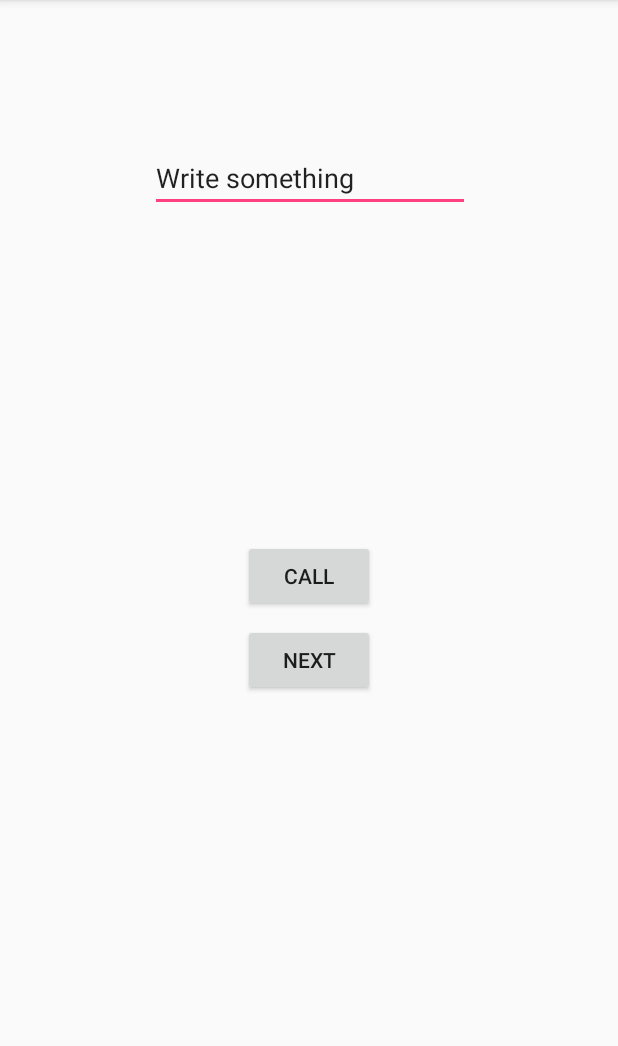
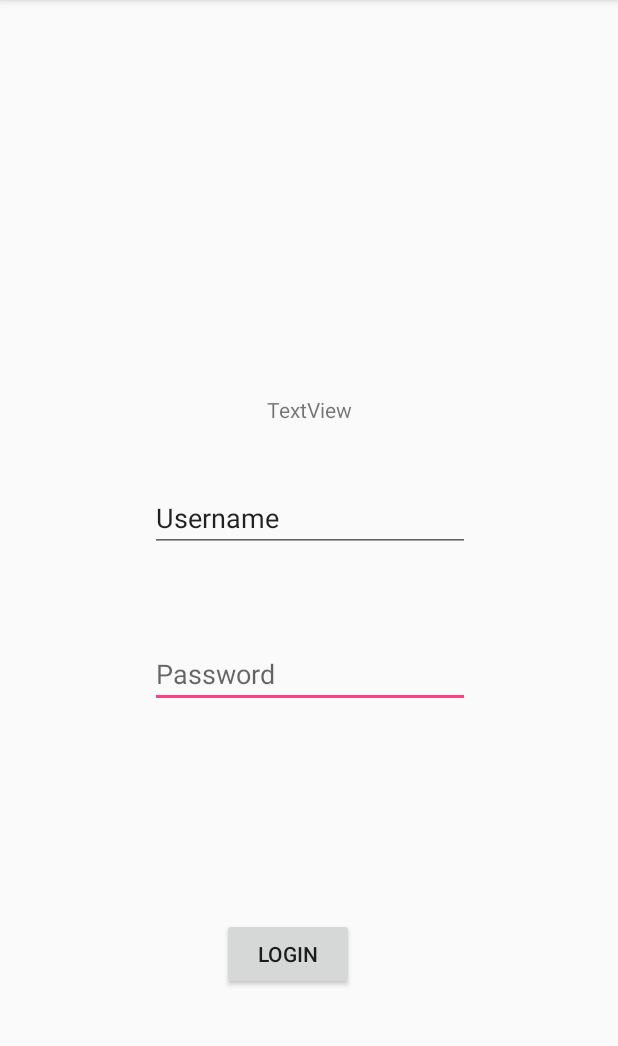
Before and after one commit to paulamanz/NewsAssignment, an Android app: the screen it shows after launch (MainActivity), on a phone screen of 412 x 824 dp, the part 84-1130 px from its top. Run offline under Robolectric (Android 15) with nearby library versions, the phone set to English and light mode, and no system bars.

Commit message:
20/12/2018 Async Task preparing for the login

```diff
--- a/app/build.gradle
+++ b/app/build.gradle
@@ -26,4 +26,5 @@ dependencies {
     androidTestImplementation 'com.android.support.test:runner:1.0.2'
     androidTestImplementation 'com.android.support.test.espresso:espresso-core:3.0.2'
     implementation files('libs/json.jar')
+    implementation 'com.android.support:design:28.0.0'
 }
--- a/app/src/main/java/com/eit/paulamanz/firstapp/MainActivity.java
+++ b/app/src/main/java/com/eit/paulamanz/firstapp/MainActivity.java
@@ -2,58 +2,38 @@ package com.eit.paulamanz.firstapp;
 
 import android.content.Context;
 import android.content.Intent;
+import android.content.SharedPreferences;
 import android.net.Uri;
 import android.support.v7.app.AppCompatActivity;
 import android.os.Bundle;
 import android.view.View;
 import android.widget.Button;
 import android.widget.EditText;
+import android.widget.TextView;
 import android.widget.Toast;
 
 public class MainActivity extends AppCompatActivity {
 
+    public static Context myContext = null;
+    public static TextView txt; // temporal, para ver los resultados
+    SharedPreferences preferencia = null;
 
 
     @Override
     protected void onCreate(Bundle savedInstanceState) {
         super.onCreate(savedInstanceState);
         setContentView(R.layout.activity_main);
-
-
-        Button b = findViewById(R.id.firstbutton);
-        Button bnext = findViewById(R.id.nextbutton);
-        final EditText tel = findViewById(R.id.firsttext);
-
-        b.setOnClickListener(new View.OnClickListener() {
+        myContext = this;
+        preferencia = getSharedPreferences("MiPreferencia",Context.MODE_PRIVATE);
+        // para bajar datos de la pagina web
+        Button b = findViewById(R.id.loginButton);
+        txt = findViewById(R.id.textView);
+        b.setOnClickListener(new View.OnClickListener(){
             @Override
             public void onClick(View view) {
-              //  Context context = getApplicationContext();
-              //  CharSequence text = txt.getText();
-               // int duration = Toast.LENGTH_SHORT;
-
-               // Toast toast = Toast.makeText(context, text, duration);
-               // toast.show();
-
-                Intent intent = new Intent(Intent.ACTION_DIAL);
-                intent.setData(Uri.parse("tel:" + tel));
-                if (intent.resolveActivity(getPackageManager()) != null) {
-                    startActivity(intent);
-                }
-
+                AsyncTaskLog task = new AsyncTaskLog();
+                task.execute(new String[]{"https://www.marca.com/"});
             }
         });
-
-
-       bnext.setOnClickListener(new View.OnClickListener() {
-           @Override
-           public void onClick(View view) {
-               Intent myIntent = new Intent(getApplicationContext(),
-                       AboutUs.class);
-               myIntent.putExtra("parameter_1", 34);
-               myIntent.putExtra("parameter_2", "Hello World");
-               MainActivity.this.startActivity(myIntent);
-           }
-       });
-
     }
 }
--- a/app/src/main/res/layout/activity_main.xml
+++ b/app/src/main/res/layout/activity_main.xml
@@ -6,51 +6,70 @@
     android:layout_height="match_parent"
     tools:context=".MainActivity">
 
-    <Button
-        android:id="@+id/firstbutton"
+    <TextView
+        android:id="@+id/textView"
         android:layout_width="wrap_content"
         android:layout_height="wrap_content"
-        android:layout_marginBottom="8dp"
+        android:layout_marginStart="8dp"
+        android:layout_marginLeft="8dp"
         android:layout_marginEnd="8dp"
-        android:layout_marginLeft="8dp"
         android:layout_marginRight="8dp"
-        android:layout_marginStart="8dp"
-        android:layout_marginTop="8dp"
-        android:text="Call"
+        android:layout_marginBottom="40dp"
+        android:text="TextView"
+        app:layout_constraintBottom_toTopOf="@+id/editText3"
+        app:layout_constraintEnd_toEndOf="parent"
+        app:layout_constraintStart_toStartOf="parent" />
+
+    <Button
+        android:id="@+id/loginButton"
+        android:layout_width="wrap_content"
+        android:layout_height="wrap_content"
+        android:layout_marginStart="148dp"
+        android:layout_marginLeft="148dp"
+        android:layout_marginEnd="8dp"
+        android:layout_marginRight="8dp"
+        android:layout_marginBottom="108dp"
+        android:text="Login"
         app:layout_constraintBottom_toBottomOf="parent"
         app:layout_constraintEnd_toEndOf="parent"
-        app:layout_constraintStart_toStartOf="parent"
-        app:layout_constraintTop_toTopOf="parent" />
+        app:layout_constraintHorizontal_bias="0.0"
+        app:layout_constraintStart_toStartOf="parent" />
 
     <EditText
-        android:id="@+id/firsttext"
+        android:id="@+id/passwordInput"
         android:layout_width="wrap_content"
         android:layout_height="wrap_content"
+        android:layout_marginStart="8dp"
+        android:layout_marginLeft="8dp"
         android:layout_marginEnd="8dp"
+        android:layout_marginRight="8dp"
+        android:layout_marginBottom="140dp"
+        android:ems="10"
+        android:hint="Password"
+        android:inputType="textPassword"
+        app:layout_constraintBottom_toTopOf="@+id/loginButton"
+        app:layout_constraintEnd_toEndOf="parent"
+        app:layout_constraintHorizontal_bias="0.503"
+        app:layout_constraintStart_toStartOf="parent" />
+
+    <EditText
+        android:id="@+id/editText3"
+        android:layout_width="wrap_content"
+        android:layout_height="wrap_content"
+        android:layout_marginStart="8dp"
         android:layout_marginLeft="8dp"
+        android:layout_marginTop="8dp"
+        android:layout_marginEnd="8dp"
         android:layout_marginRight="8dp"
-        android:layout_marginStart="8dp"
-        android:layout_marginTop="96dp"
+        android:layout_marginBottom="8dp"
         android:ems="10"
         android:inputType="textPersonName"
-        android:text="Write something"
+        android:text="Username"
+        app:layout_constraintBottom_toTopOf="@+id/passwordInput"
         app:layout_constraintEnd_toEndOf="parent"
         app:layout_constraintHorizontal_bias="0.503"
         app:layout_constraintStart_toStartOf="parent"
-        app:layout_constraintTop_toTopOf="parent" />
-
-    <Button
-        android:id="@+id/nextbutton"
-        android:layout_width="wrap_content"
-        android:layout_height="wrap_content"
-        android:layout_marginEnd="8dp"
-        android:layout_marginLeft="8dp"
-        android:layout_marginRight="8dp"
-        android:layout_marginStart="8dp"
-        android:layout_marginTop="8dp"
-        android:text="Next"
-        app:layout_constraintEnd_toEndOf="parent"
-        app:layout_constraintStart_toStartOf="parent"
-        app:layout_constraintTop_toBottomOf="@+id/firstbutton" />
+        app:layout_constraintTop_toTopOf="parent"
+        app:layout_constraintVertical_bias="0.861" />
 
 </android.support.constraint.ConstraintLayout>
--- a/build.gradle
+++ b/build.gradle
@@ -7,7 +7,7 @@ buildscript {
         jcenter()
     }
     dependencies {
-        classpath 'com.android.tools.build:gradle:3.1.4'
+        classpath 'com.android.tools.build:gradle:3.2.1'
 
 
         // NOTE: Do not place your application dependencies here; they belong
```
Also changed, not shown: app/src/main/java/com/eit/paulamanz/firstapp/AsyncTaskLog.java (added, +67 -0 lines), gradle/wrapper/gradle-wrapper.properties.
